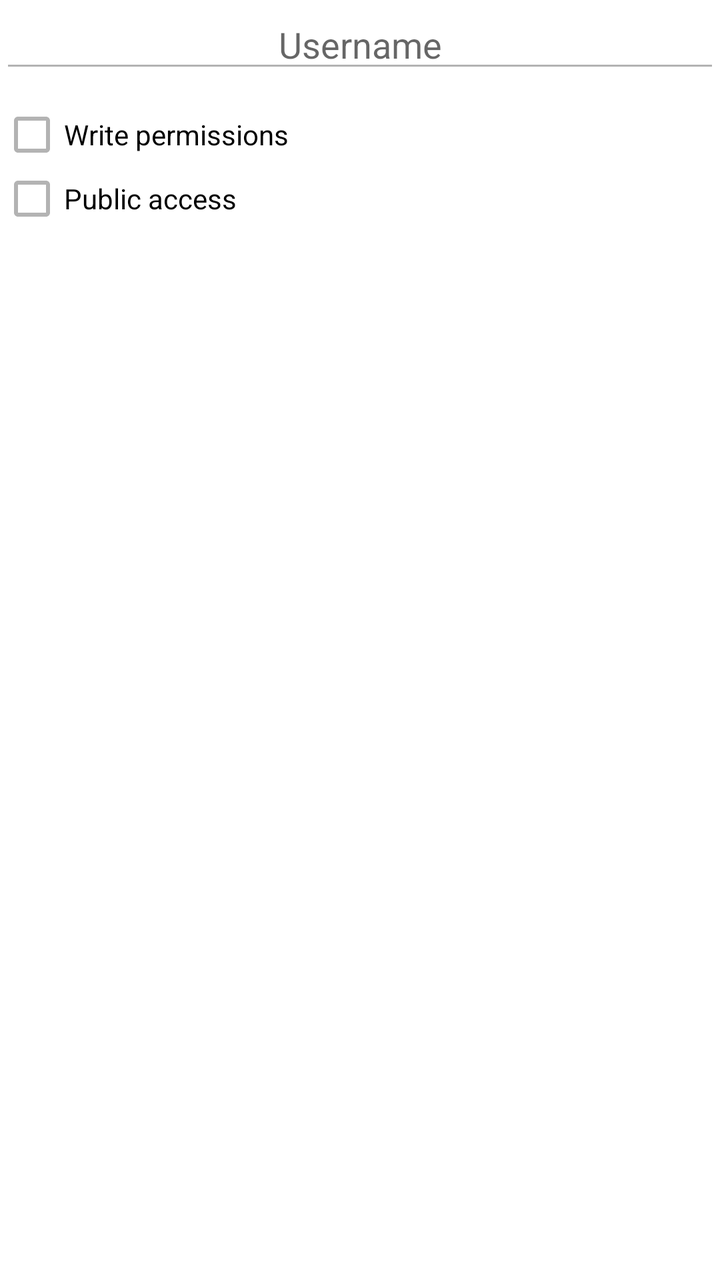
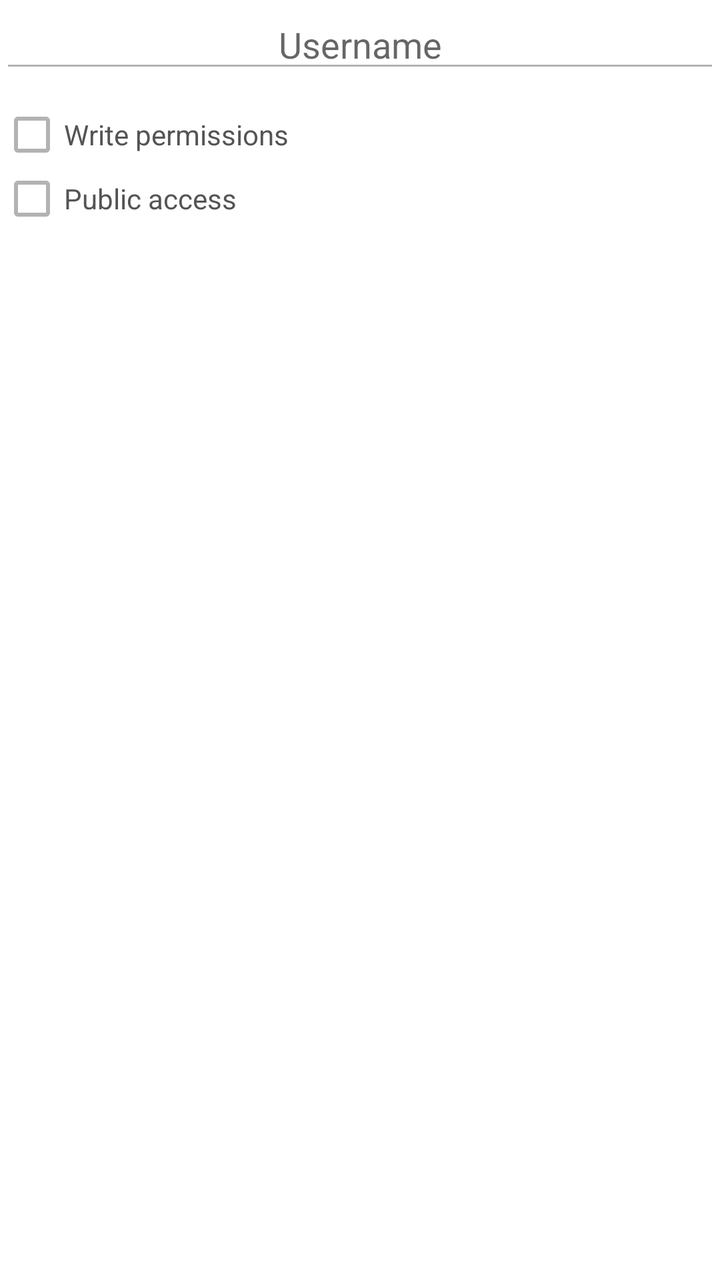

An Android layout rendered at two revisions. The XML below is the earlier revision; the diff shows what the commit changed to produce the second picture.
<!-- AndroidManifest.xml: application theme MainTheme.Light -->
<!-- res/layout/dialog_share.xml -->
<?xml version="1.0" encoding="utf-8"?>
<RelativeLayout xmlns:android="http://schemas.android.com/apk/res/android"
    android:layout_width="fill_parent"
    android:layout_height="fill_parent">

    <EditText
        android:id="@+id/shareUser"
        android:layout_width="fill_parent"
        android:layout_height="wrap_content"
        android:gravity="center"
        android:hint="Username" />

    <CheckBox
        android:id="@+id/shareWrite"
        android:layout_width="fill_parent"
        android:layout_height="wrap_content"
        android:layout_marginTop="10dp"
        android:text="Write permissions"
        android:layout_below="@id/shareUser"/>

    <CheckBox
        android:id="@+id/sharePublic"
        android:layout_width="fill_parent"
        android:layout_height="wrap_content"
        android:layout_marginBottom="10dp"
        android:text="Public access"
        android:layout_below="@id/shareWrite"/>

</RelativeLayout>
<!-- resources referenced by this layout -->
<resources>
  <style name="MainTheme.Light" parent="MainTheme">
          <item name="android:textColorPrimary">@color/grey6</item>
          <item name="android:textColorSecondary">@color/grey3</item>
          <item name="android:colorBackground">@color/white</item>
          <item name="android:colorMultiSelectHighlight">@color/lightgreen</item>
          <item name="android:colorFocusedHighlight">@color/grey1</item>
          <item name="android:navigationBarColor">@color/grey4</item>
          <item name="android:textColorHighlight">?android:colorPrimary</item>
      </style>
  <style name="MainTheme" parent="Theme.AppCompat.NoActionBar">
          
          
          <item name="android:colorPrimary">@color/darkgreen</item>
          
          <item name="android:colorPrimaryDark">@color/darkergreen</item>
          
          <item name="android:colorAccent">@color/darkgreen</item>
          <item name="windowActionBar">false</item>
      </style>
  <color name="grey6">#ff545454</color>
  <color name="grey3">#ffb3b3b3</color>
  <color name="white">#ffffffff</color>
  <color name="lightgreen">#ffb4d7bf</color>
  <color name="grey1">#fffafafa</color>
  <color name="grey4">#ff636363</color>
  <color name="darkgreen">#ff2e8b57</color>
  <color name="darkergreen">#ff29774c</color>
</resources>

<!-- the commit's change to res/layout/dialog_share.xml (unified diff, before → after) -->
@@ -1,13 +1,15 @@
 <?xml version="1.0" encoding="utf-8"?>
-<RelativeLayout xmlns:android="http://schemas.android.com/apk/res/android"
-    android:layout_width="fill_parent"
-    android:layout_height="fill_parent">
+<RelativeLayout
+    xmlns:android="http://schemas.android.com/apk/res/android"
+    android:layout_width="match_parent"
+    android:layout_height="match_parent" >
 
     <EditText
         android:id="@+id/shareUser"
         android:layout_width="fill_parent"
         android:layout_height="wrap_content"
         android:gravity="center"
+        android:textColor="?android:textColorPrimary"
         android:hint="Username" />
 
     <CheckBox
@@ -15,6 +17,7 @@
         android:layout_width="fill_parent"
         android:layout_height="wrap_content"
         android:layout_marginTop="10dp"
+        android:textColor="?android:textColorPrimary"
         android:text="Write permissions"
         android:layout_below="@id/shareUser"/>
 
@@ -23,6 +26,7 @@
         android:layout_width="fill_parent"
         android:layout_height="wrap_content"
         android:layout_marginBottom="10dp"
+        android:textColor="?android:textColorPrimary"
         android:text="Public access"
         android:layout_below="@id/shareWrite"/>
 
<!-- resource entries referenced after the edit -->
@@ -1,6 +1,14 @@
 <!-- resources referenced by this layout -->
 <resources>
-  <style name="MainTheme.Light" parent="MainTheme">
+  <style name="MainTheme.Light" parent="Theme.AppCompat.Light.NoActionBar">
+          <item name="colorAccent">@color/darkgreen</item>
+          <item name="android:colorAccent">@color/darkgreen</item>
+          <item name="android:colorPrimary">@color/darkgreen</item>
+          <item name="android:colorPrimaryDark">@color/darkergreen</item>
+          
+          <item name="android:actionModeBackground">@color/darkgreen</item>
+          <item name="android:actionModeCloseDrawable">@drawable/ic_arrow</item>
+  
           <item name="android:textColorPrimary">@color/grey6</item>
           <item name="android:textColorSecondary">@color/grey3</item>
           <item name="android:colorBackground">@color/white</item>
@@ -8,16 +16,6 @@
           <item name="android:colorFocusedHighlight">@color/grey1</item>
           <item name="android:navigationBarColor">@color/grey4</item>
           <item name="android:textColorHighlight">?android:colorPrimary</item>
-      </style>
-  <style name="MainTheme" parent="Theme.AppCompat.NoActionBar">
-          
-          
-          <item name="android:colorPrimary">@color/darkgreen</item>
-          
-          <item name="android:colorPrimaryDark">@color/darkergreen</item>
-          
-          <item name="android:colorAccent">@color/darkgreen</item>
-          <item name="windowActionBar">false</item>
       </style>
   <color name="grey6">#ff545454</color>
   <color name="grey3">#ffb3b3b3</color>
@@ -27,5 +25,6 @@
   <color name="grey4">#ff636363</color>
   <color name="darkgreen">#ff2e8b57</color>
   <color name="darkergreen">#ff29774c</color>
+  <!-- drawable ic_arrow: png bitmap (drawable-hdpi, 148 bytes) -->
 </resources>
 
